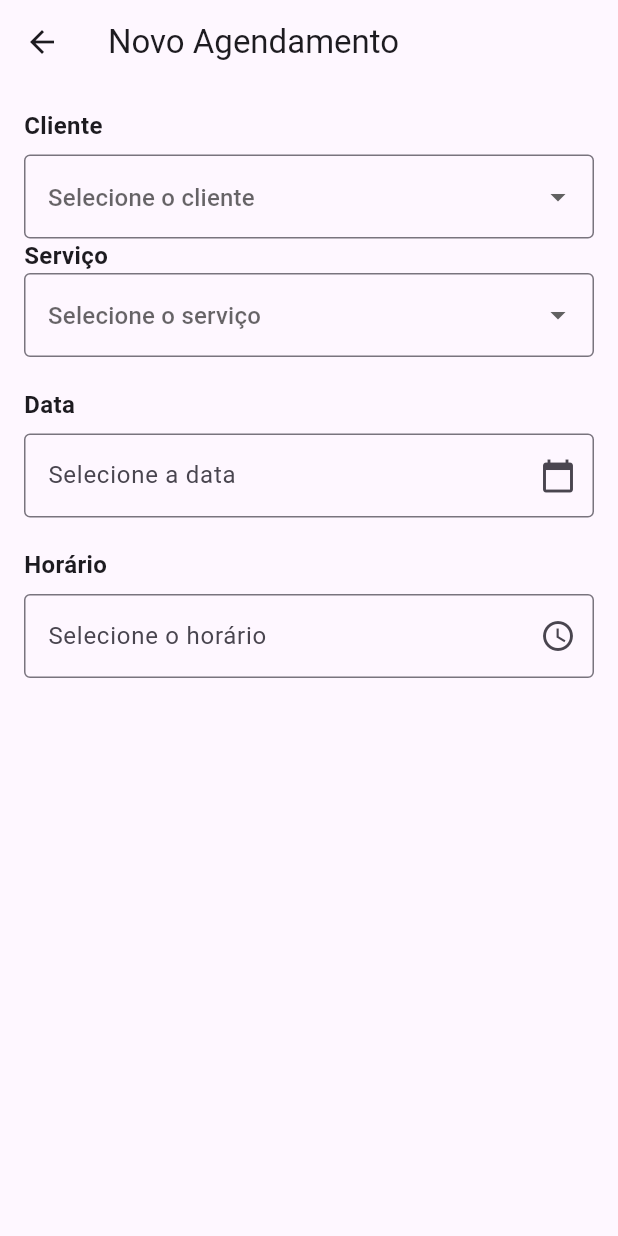
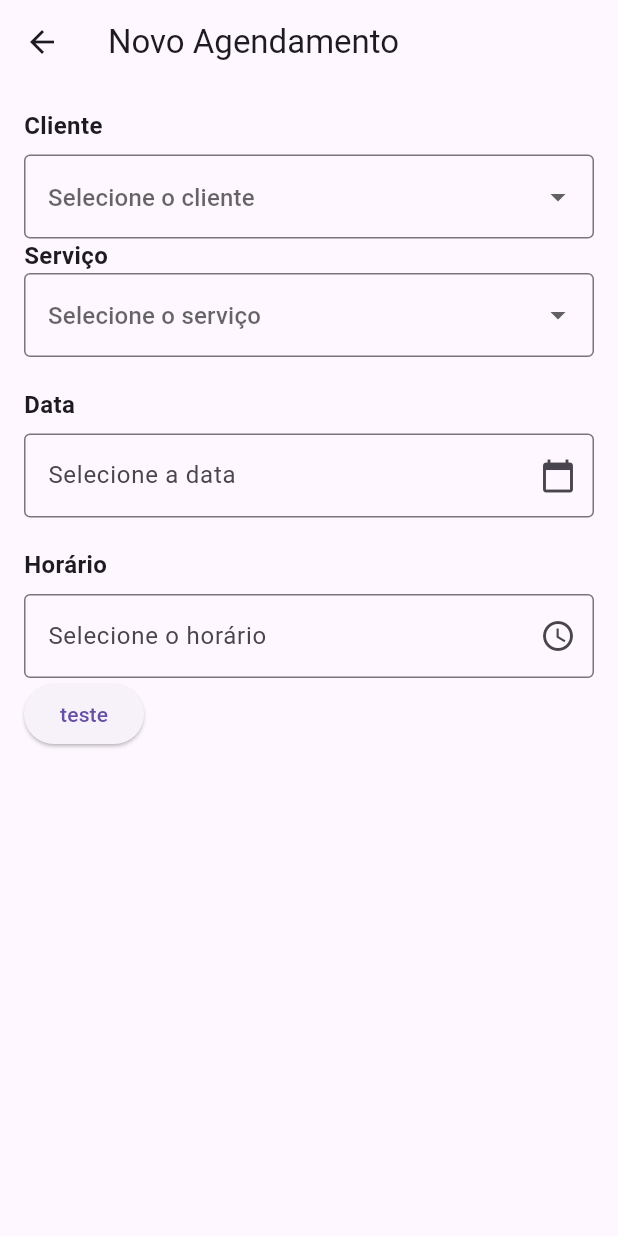
Before and after one commit to MatheusZoreck/agendamentos_app, a Flutter app: the screen it shows after launch, after a tap on "Novo Agendamento", on a phone screen of 412 x 824 dp. Run offline on Flutter 3.47's test engine with Material 3 defaults, Android fonts, the phone set to English and light mode, and no system bars; our stand-ins replace cloud_firestore, firebase_core; accounts and stored records are empty.

Commit message:
Add Firebase integration and configure FlutterFire dependencies

```diff
--- /dev/null
+++ b/lib/firebase/database.dart
@@ -0,0 +1,12 @@
+import 'package:cloud_firestore/cloud_firestore.dart';
+
+class Database{
+  final db = FirebaseFirestore.instance;
+
+  Future<void> adicionarClienteTeste() async {
+    await db.collection('clientes').add({
+      'nome': 'Teste',
+      'telefone': '41999999999',
+    });
+  }
+}
--- a/lib/main.dart
+++ b/lib/main.dart
@@ -1,7 +1,16 @@
 import 'package:flutter/material.dart';
 import 'screens/home_screen.dart';
 import 'package:flutter_localizations/flutter_localizations.dart';
-void main() {
+import 'package:firebase_core/firebase_core.dart';
+import 'firebase_options.dart';
+
+void main() async{
+  WidgetsFlutterBinding.ensureInitialized();
+
+  await Firebase.initializeApp(
+    options: DefaultFirebaseOptions.currentPlatform,
+  );
+
   runApp(const MeuApp());
 }
 
@@ -13,7 +22,7 @@ class MeuApp extends StatelessWidget {
     return MaterialApp(
       debugShowCheckedModeBanner: false,
       title: 'Agendamentos',
-      home: const HomeScreen(),
+      home:  const HomeScreen(),
       localizationsDelegates: [
         GlobalMaterialLocalizations.delegate,
         GlobalWidgetsLocalizations.delegate,
--- a/lib/screens/home_screen.dart
+++ b/lib/screens/home_screen.dart
@@ -1,8 +1,10 @@
 import 'package:flutter/material.dart';
 import 'novo_agendamento_screen.dart';
 
+
 class HomeScreen extends StatelessWidget {
   const HomeScreen({super.key});
+
 
   @override
   Widget build(BuildContext context) {
--- a/lib/screens/novo_agendamento_screen.dart
+++ b/lib/screens/novo_agendamento_screen.dart
@@ -1,3 +1,4 @@
+import 'package:agendamentos_app/firebase/database.dart';
 import 'package:flutter/material.dart';
 
 class NovoAgendamentoScreen extends StatefulWidget {
@@ -8,6 +9,7 @@ class NovoAgendamentoScreen extends StatefulWidget {
 }
 
 class _NovoAgendamentoScreenState extends State<NovoAgendamentoScreen> {
+  final database = Database();
   final List<String> clientes = [
     'Maria',
     'João',
@@ -180,6 +182,11 @@ class _NovoAgendamentoScreenState extends State<NovoAgendamentoScreen> {
               },
             ),
 
+            ElevatedButton(onPressed: () async{
+              await database.adicionarClienteTeste();
+            },
+            child: const Text('teste'),
+            ),
           ],
         ),
       ),
--- a/pubspec.yaml
+++ b/pubspec.yaml
@@ -37,6 +37,8 @@ dependencies:
   # The following adds the Cupertino Icons font to your application.
   # Use with the CupertinoIcons class for iOS style icons.
   cupertino_icons: ^1.0.8
+  cloud_firestore: ^6.10.0
+  firebase_core: ^4.15.0
 
 dev_dependencies:
   flutter_test:
```
Also changed, not shown: firebase.json (added), lib/firebase_options.dart (added), pubspec.lock, 6 other files.
